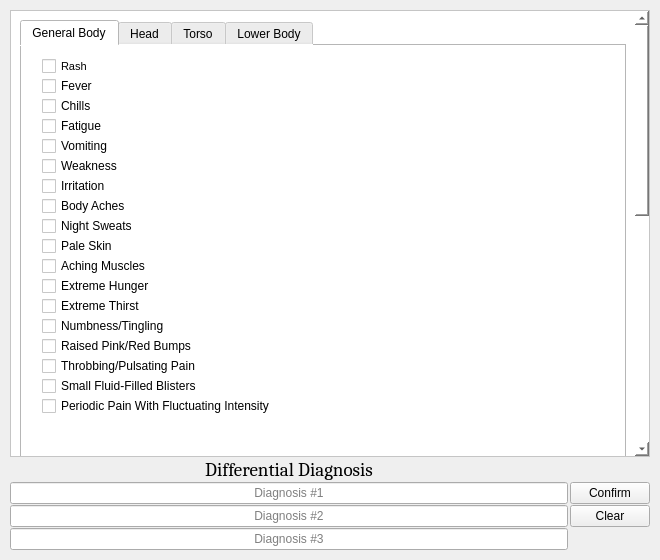
This is GUI Stuff/GUI Stuff/NewGUI.ui in MasonEdgar/Senior-Design-2-Electric-Boogaloo as Qt 5 draws it before an edit. The edited form follows.
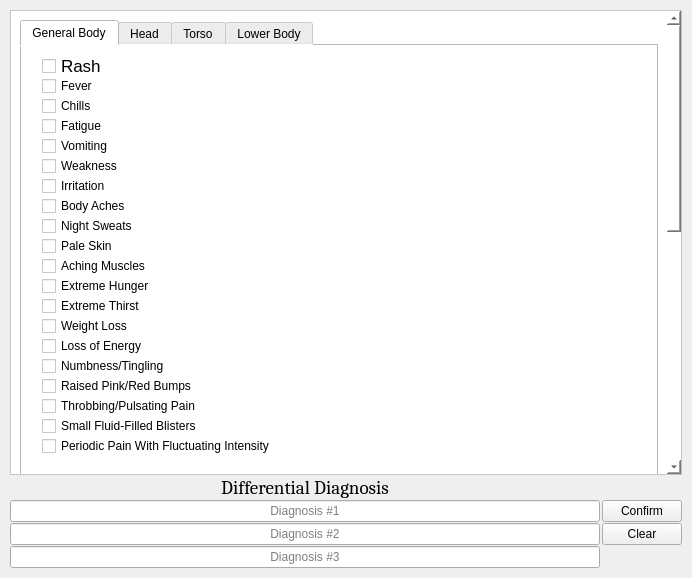
This is the edited form. Icons and pictures are not drawn.

The edit to the form file:
```diff
--- a/GUI Stuff/GUI Stuff/NewGUI.ui
+++ b/GUI Stuff/GUI Stuff/NewGUI.ui
@@ -6,8 +6,8 @@
    <rect>
     <x>0</x>
     <y>0</y>
-    <width>660</width>
-    <height>560</height>
+    <width>692</width>
+    <height>578</height>
    </rect>
   </property>
   <property name="windowTitle">
@@ -115,8 +115,8 @@
         <rect>
          <x>0</x>
          <y>0</y>
-         <width>621</width>
-         <height>862</height>
+         <width>670</width>
+         <height>808</height>
         </rect>
        </property>
        <layout class="QGridLayout" name="gridLayout">
@@ -219,7 +219,7 @@
             <property name="geometry">
              <rect>
               <x>20</x>
-              <y>290</y>
+              <y>330</y>
               <width>211</width>
               <height>20</height>
              </rect>
@@ -235,7 +235,7 @@
             <property name="geometry">
              <rect>
               <x>20</x>
-              <y>350</y>
+              <y>390</y>
               <width>311</width>
               <height>20</height>
              </rect>
@@ -251,7 +251,7 @@
             <property name="geometry">
              <rect>
               <x>20</x>
-              <y>310</y>
+              <y>350</y>
               <width>251</width>
               <height>20</height>
              </rect>
@@ -299,7 +299,7 @@
             <property name="geometry">
              <rect>
               <x>20</x>
-              <y>270</y>
+              <y>310</y>
               <width>221</width>
               <height>20</height>
              </rect>
@@ -315,7 +315,7 @@
             <property name="geometry">
              <rect>
               <x>20</x>
-              <y>330</y>
+              <y>370</y>
               <width>241</width>
               <height>20</height>
              </rect>
@@ -402,7 +402,7 @@
             </property>
             <property name="font">
              <font>
-              <pointsize>8</pointsize>
+              <pointsize>13</pointsize>
              </font>
             </property>
             <property name="layoutDirection">
@@ -447,6 +447,38 @@
              <bool>true</bool>
             </property>
            </widget>
+           <widget class="QCheckBox" name="LossOfEnergy">
+            <property name="geometry">
+             <rect>
+              <x>20</x>
+              <y>290</y>
+              <width>181</width>
+              <height>20</height>
+             </rect>
+            </property>
+            <property name="layoutDirection">
+             <enum>Qt::LeftToRight</enum>
+            </property>
+            <property name="text">
+             <string>Loss of Energy</string>
+            </property>
+           </widget>
+           <widget class="QCheckBox" name="WeightLoss">
+            <property name="geometry">
+             <rect>
+              <x>20</x>
+              <y>270</y>
+              <width>211</width>
+              <height>20</height>
+             </rect>
+            </property>
+            <property name="layoutDirection">
+             <enum>Qt::LeftToRight</enum>
+            </property>
+            <property name="text">
+             <string>Weight Loss</string>
+            </property>
+           </widget>
           </widget>
           <widget class="QWidget" name="Head">
            <attribute name="title">
```
